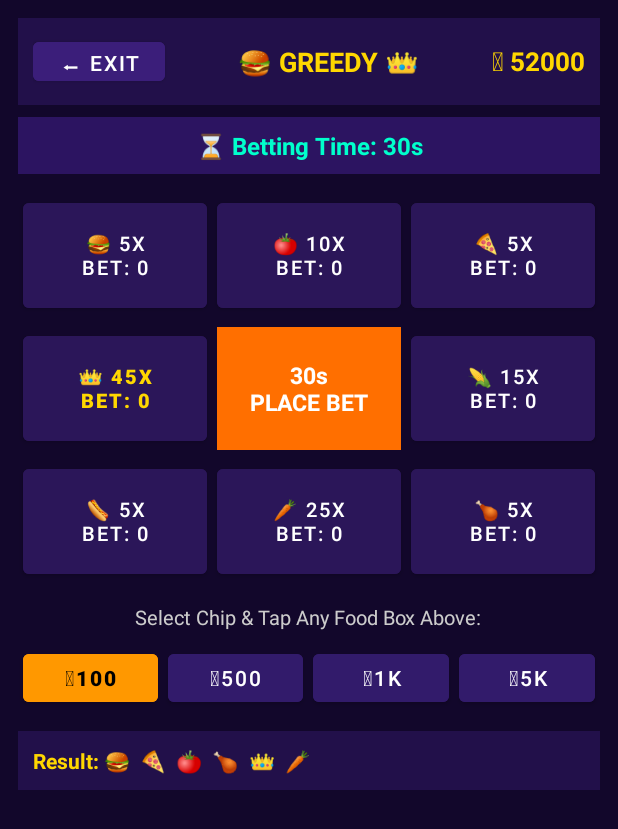
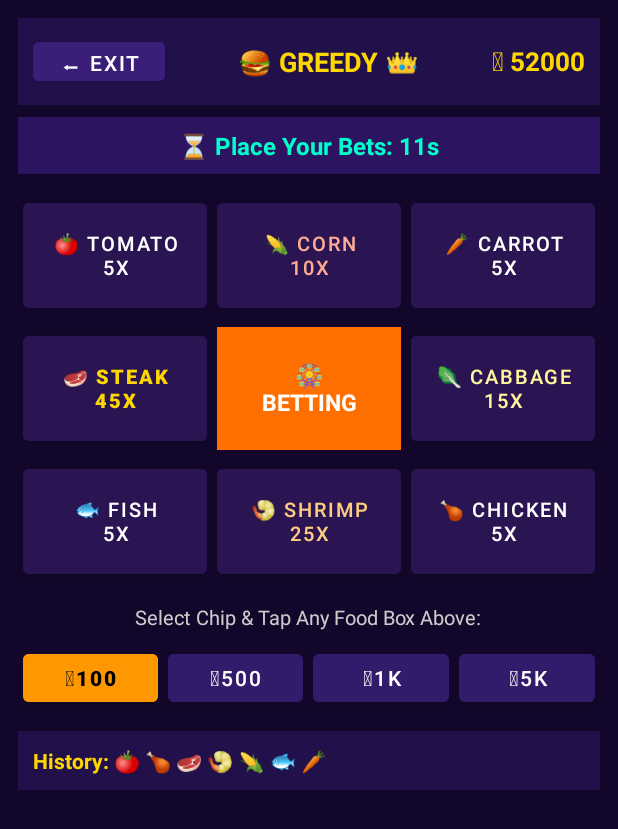
Before and after one commit to adilp8562-star/GupShupPro, an Android app: the GreedyGameActivity screen opened directly, with no data from a screen before it, on a phone screen of 412 x 824 dp. Shown: the top 829 px of the screen. Run offline under Robolectric (Android 15) with nearby library versions, the phone set to English and light mode, and no system bars; our stand-ins replace Firebase (no records; nobody signed in at launch, a user with empty details on screens opened directly).

Commit message:
Update GreedyGameActivity.kt

```diff
--- a/app/src/main/java/com/gupshup/pro/GreedyGameActivity.kt
+++ b/app/src/main/java/com/gupshup/pro/GreedyGameActivity.kt
@@ -11,19 +11,30 @@ import android.widget.Button
 import android.widget.TextView
 import android.widget.Toast
 import androidx.appcompat.app.AppCompatActivity
+import com.google.firebase.database.DataSnapshot
+import com.google.firebase.database.DatabaseError
+import com.google.firebase.database.DatabaseReference
+import com.google.firebase.database.FirebaseDatabase
+import com.google.firebase.database.ValueEventListener
 import kotlin.random.Random
 
 class GreedyGameActivity : AppCompatActivity() {
 
-    private var coins = 5500
+    private val FIREBASE_DB_URL = "https://gupshuppro-9ab9e-default-rtdb.firebaseio.com"
+    private lateinit var userCoinsRef: DatabaseReference
+
+    private var coins = 50000
     private var selectedChip = 100
     private var isBettingOpen = true
+    private var isSuperAdmin = false
+    private var shortUid = "100001"
+    private var nextWinnerIndex = 0
 
     private lateinit var boxes: List<Button>
     private val bets = IntArray(8) { 0 }
-    private val names = listOf("🍔", "🍅", "🍕", "🌽", "🍗", "🥕", "🌭", "👑")
+    private val names = listOf("🍅 Tomato", "🌽 Corn", "🥕 Carrot", "🥬 Cabbage", "🍗 Chicken", "🍤 Shrimp", "🐟 Fish", "🥩 Steak")
     private val multipliers = listOf(5, 10, 5, 15, 5, 25, 5, 45)
-    private val historyList = mutableListOf("🍔", "🍕", "🍅", "🍗", "👑", "🥕")
+    private val historyList = mutableListOf("🍅", "🍗", "🥩", "🍤", "🌽", "🐟", "🥕")
 
     private lateinit var tvCoins: TextView
     private lateinit var tvTimerStatus: TextView
@@ -38,7 +49,24 @@ class GreedyGameActivity : AppCompatActivity() {
         setContentView(R.layout.activity_greedy)
 
         val prefs = getSharedPreferences("GupShupPrefs", Context.MODE_PRIVATE)
-        coins = prefs.getInt("user_coins", 5500)
+        coins = prefs.getInt("user_coins", 50000)
+        shortUid = prefs.getString("user_uid", "100001") ?: "100001"
+        isSuperAdmin = prefs.getBoolean("is_super_admin", false)
+
+        val dbRef = FirebaseDatabase.getInstance(FIREBASE_DB_URL).reference
+        userCoinsRef = dbRef.child("users").child(shortUid).child("coins")
+
+        userCoinsRef.addValueEventListener(object : ValueEventListener {
+            override fun onDataChange(snapshot: DataSnapshot) {
+                val liveCoins = snapshot.getValue(Int::class.java)
+                if (liveCoins != null) {
+                    coins = liveCoins
+                    prefs.edit().putInt("user_coins", coins).apply()
+                    updateUI()
+                }
+            }
+            override fun onCancelled(error: DatabaseError) {}
+        })
 
         tvCoins = findViewById(R.id.tvGreedyCoins)
         tvTimerStatus = findViewById(R.id.tvTimerStatus)
@@ -76,128 +104,135 @@ class GreedyGameActivity : AppCompatActivity() {
         val chip500 = findViewById<Button>(R.id.chip500)
         val chip1000 = findViewById<Button>(R.id.chip1000)
         val chip5000 = findViewById<Button>(R.id.chip5000)
-        val allChips = listOf(chip100, chip500, chip1000, chip5000)
-        val values = listOf(100, 500, 1000, 5000)
 
-        allChips.forEachIndexed { idx, btn ->
-            btn.setOnClickListener {
-                selectedChip = values[idx]
-                allChips.forEach {
-                    it.backgroundTintList = ColorStateList.valueOf(Color.parseColor("#321B6B"))
-                    it.setTextColor(Color.WHITE)
+        val chips = listOf(chip100 to 100, chip500 to 500, chip1000 to 1000, chip5000 to 5000)
+        chips.forEach { (btn, value) ->
+            btn?.setOnClickListener {
+                selectedChip = value
+                chips.forEach { (b, _) ->
+                    b?.backgroundTintList = ColorStateList.valueOf(Color.parseColor("#2E1859"))
                 }
-                btn.backgroundTintList = ColorStateList.valueOf(Color.parseColor("#FF9800"))
-                btn.setTextColor(Color.BLACK)
+                btn.backgroundTintList = ColorStateList.valueOf(Color.parseColor("#FFD700"))
+                Toast.makeText(this, "Selected Bet: $value Coins", Toast.LENGTH_SHORT).show()
             }
         }
     }
 
     private fun placeBet(index: Int) {
         if (!isBettingOpen) {
-            Toast.makeText(this, "⏳ व्हील घूम रहा है! अगले राउंड का इंतज़ार करें", Toast.LENGTH_SHORT).show()
+            Toast.makeText(this, "Wait for next round!", Toast.LENGTH_SHORT).show()
             return
         }
         if (coins < selectedChip) {
-            Toast.makeText(this, "❌ पर्याप्त कॉइन्स नहीं हैं!", Toast.LENGTH_SHORT).show()
+            Toast.makeText(this, "Not enough coins!", Toast.LENGTH_SHORT).show()
             return
         }
         coins -= selectedChip
         bets[index] += selectedChip
-        saveCoins()
+        syncCoins()
         updateUI()
     }
 
     private fun startNewRound() {
         isBettingOpen = true
-        for (i in 0..7) bets[i] = 0
-        resetBoxColors()
-        updateUI()
+        for (i in 0..7) {
+            bets[i] = 0
+            boxes[i].backgroundTintList = ColorStateList.valueOf(Color.parseColor("#2A1552"))
+        }
+
+        // Weighted Royal Wheel Selection (Pre-determined so Super Admin sees Secret Hint)
+        val roll = Random.nextInt(100)
+        nextWinnerIndex = when {
+            roll < 22 -> 0 // 5x
+            roll < 44 -> 2 // 5x
+            roll < 64 -> 4 // 5x
+            roll < 78 -> 6 // 5x
+            roll < 88 -> 1 // 10x
+            roll < 94 -> 3 // 15x
+            roll < 98 -> 5 // 25x
+            else -> 7      // 45x Jackpot
+        }
 
         roundTimer?.cancel()
-        roundTimer = object : CountDownTimer(30000, 1000) {
+        roundTimer = object : CountDownTimer(12000, 1000) {
             override fun onTick(millisUntilFinished: Long) {
-                val sec = (millisUntilFinished / 1000) + 1
-                tvTimerStatus.text = "⏳ Betting Time: ${sec}s"
-                tvCenterDisplay.text = "${sec}s\nPLACE BET"
-                tvCenterDisplay.setBackgroundColor(Color.parseColor("#FF6F00"))
+                val sec = millisUntilFinished / 1000
+                tvTimerStatus.text = if (isSuperAdmin) {
+                    "⏳ ${sec}s • 👑 Secret Hint: ${names[nextWinnerIndex]} (${multipliers[nextWinnerIndex]}x)"
+                } else {
+                    "⏳ Place Your Bets: ${sec}s"
+                }
+                tvCenterDisplay.text = "🎡\nBETTING"
             }
 
             override fun onFinish() {
-                isBettingOpen = false
-                tvTimerStatus.text = "🎡 Spinning Wheel..."
-                tvCenterDisplay.text = "SPIN\n..."
-                tvCenterDisplay.setBackgroundColor(Color.parseColor("#D50000"))
                 spinWheel()
             }
         }.start()
     }
 
     private fun spinWheel() {
-        val weightedPool = listOf(0, 0, 0, 2, 2, 2, 4, 4, 4, 6, 6, 6, 1, 1, 3, 3, 5, 7)
-        val winnerIndex = weightedPool[Random.nextInt(weightedPool.size)]
-        val totalSteps = 24 + winnerIndex
+        isBettingOpen = false
+        tvTimerStatus.text = "🎰 Spinning Royal Wheel..."
 
-        var currentStep = 0
+        var step = 0
+        val totalSteps = 16 + nextWinnerIndex
         val spinRunnable = object : Runnable {
             override fun run() {
-                resetBoxColors()
-                val activeBox = currentStep % 8
-                boxes[activeBox].backgroundTintList = ColorStateList.valueOf(Color.parseColor("#FFD700"))
-                boxes[activeBox].setTextColor(Color.BLACK)
+                val currentIdx = step % 8
+                for (i in 0..7) {
+                    boxes[i].backgroundTintList = ColorStateList.valueOf(
+                        if (i == currentIdx) Color.parseColor("#FFD700") else Color.parseColor("#2A1552")
+                    )
+                }
+                tvCenterDisplay.text = names[currentIdx]
 
-                if (currentStep < totalSteps) {
-                    currentStep++
-                    val delay = if (currentStep > totalSteps - 6) 220L else 90L
-                    handler.postDelayed(this, delay)
+                if (step < totalSteps) {
+                    step++
+                    handler.postDelayed(this, (70 + step * 8).toLong())
                 } else {
-                    finishRound(winnerIndex)
+                    announceWinner(nextWinnerIndex)
                 }
             }
         }
         handler.post(spinRunnable)
     }
 
-    private fun finishRound(winnerIndex: Int) {
-        val wonAmount = bets[winnerIndex] * multipliers[winnerIndex]
-        if (wonAmount > 0) {
-            coins += wonAmount
-            saveCoins()
-            tvTimerStatus.text = "🎉 जीते! ${names[winnerIndex]} (${multipliers[winnerIndex]}x) -> +$wonAmount Coins!"
-            tvCenterDisplay.text = "WIN!\n+$wonAmount"
-            tvCenterDisplay.setBackgroundColor(Color.parseColor("#00C853"))
+    private fun announceWinner(winIdx: Int) {
+        val winName = names[winIdx]
+        val mult = multipliers[winIdx]
+        val betOnWinner = bets[winIdx]
+        val winAmount = betOnWinner * mult
+
+        historyList.add(0, winName.substringBefore(" "))
+        if (historyList.size > 10) historyList.removeAt(historyList.size - 1)
+
+        if (winAmount > 0) {
+            coins += winAmount
+            syncCoins()
+            tvCenterDisplay.text = "🎉 WIN!\n+$winAmount"
+            Toast.makeText(this, "🎉 $winName (${mult}x) Won! +$winAmount Coins!", Toast.LENGTH_LONG).show()
         } else {
-            tvTimerStatus.text = "Result: ${names[winnerIndex]} (${multipliers[winnerIndex]}x) आया!"
-            tvCenterDisplay.text = "${names[winnerIndex]}\n${multipliers[winnerIndex]}x"
-            tvCenterDisplay.setBackgroundColor(Color.parseColor("#4A148C"))
+            tvCenterDisplay.text = "$winName\n${mult}x"
         }
 
-        historyList.add(0, names[winnerIndex])
-        if (historyList.size > 6) historyList.removeAt(historyList.size - 1)
         updateUI()
-
-        handler.postDelayed({
-            if (!isFinishing) startNewRound()
-        }, 4000)
+        handler.postDelayed({ startNewRound() }, 3500)
     }
 
-    private fun resetBoxColors() {
-        boxes.forEachIndexed { idx, btn ->
-            btn.backgroundTintList = ColorStateList.valueOf(Color.parseColor("#2B1659"))
-            btn.setTextColor(if (idx == 7) Color.parseColor("#FFD700") else Color.WHITE)
-        }
+    private fun syncCoins() {
+        getSharedPreferences("GupShupPrefs", Context.MODE_PRIVATE)
+            .edit().putInt("user_coins", coins).apply()
+        userCoinsRef.setValue(coins)
     }
 
     private fun updateUI() {
         tvCoins.text = "🪙 $coins"
-        boxes.forEachIndexed { idx, btn ->
-            btn.text = "${names[idx]} ${multipliers[idx]}x\nBet: ${bets[idx]}"
+        tvHistory.text = "History: ${historyList.joinToString(" ")}"
+        for (i in 0..7) {
+            val baseLabel = "${names[i]}\n${multipliers[i]}x"
+            boxes[i].text = if (bets[i] > 0) "$baseLabel\n[Bet: ${bets[i]}]" else baseLabel
         }
-        tvHistory.text = "Result: " + historyList.joinToString("  ")
-    }
-
-    private fun saveCoins() {
-        val prefs = getSharedPreferences("GupShupPrefs", Context.MODE_PRIVATE)
-        prefs.edit().putInt("user_coins", coins).apply()
     }
 
     override fun onDestroy() {
```
